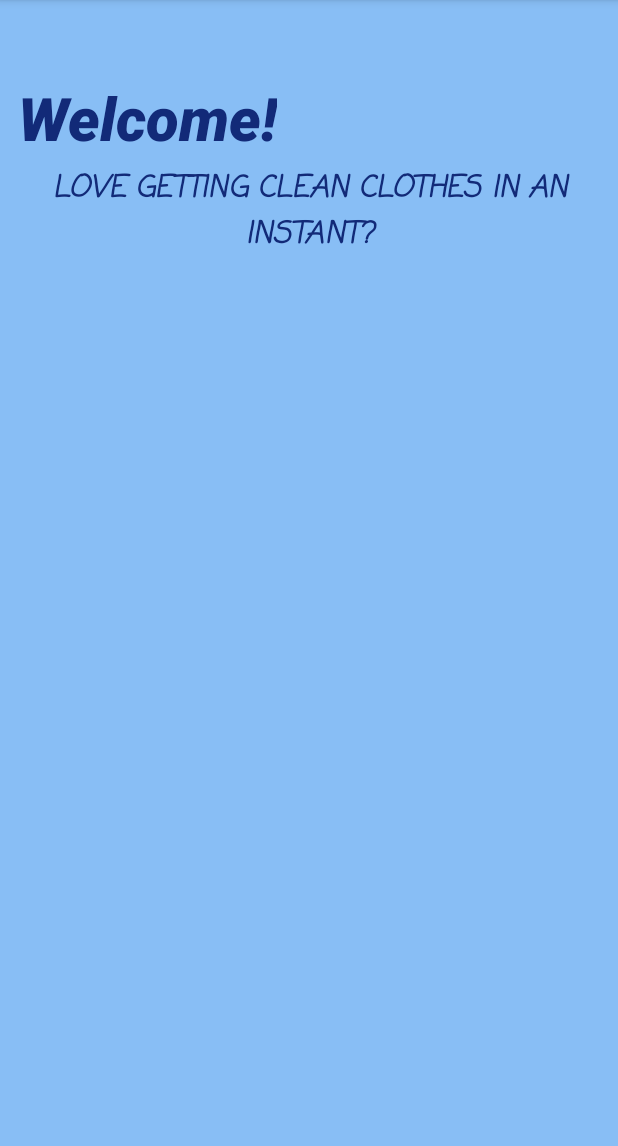
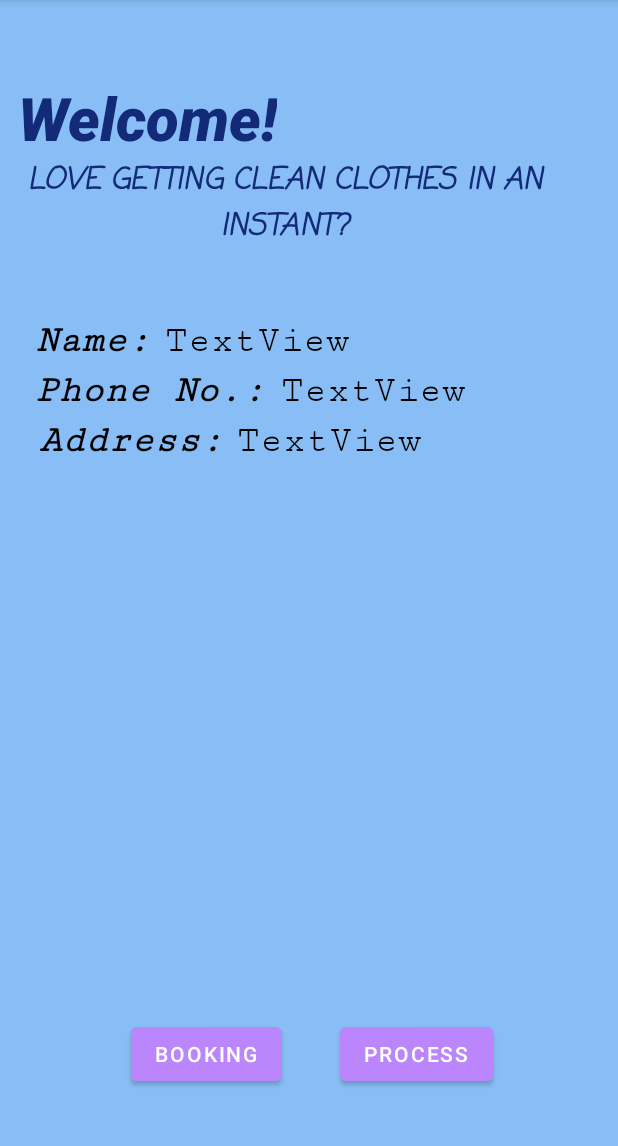
Before and after one commit to tiquiakt/LaundryApp, an Android app: the CustomHome screen opened directly, with no data from a screen before it, on a phone screen of 412 x 824 dp, the part 84-1230 px from its top. Run offline under Robolectric (Android 15) with nearby library versions, the light colour scheme and no system bars; Roboto replaces fonts that are not available here.

Commit message:
initial commit

```diff
--- a/app/src/main/java/com/example/laundryapp/UsrRegister.java
+++ b/app/src/main/java/com/example/laundryapp/UsrRegister.java
@@ -29,7 +29,7 @@ import java.util.Map;
 
 public class UsrRegister extends AppCompatActivity {
 
-    EditText regName, regContact, usrEmail, regPss, regCnfrmPss;
+    EditText regName, regContact, regAddress, usrEmail, regPss, regCnfrmPss;
     Button btnRegister;
     TextView lgnAccount;
     boolean valid = true;
@@ -49,6 +49,7 @@ public class UsrRegister extends AppCompatActivity {
 
         regName = findViewById(R.id.reg_fullname);
         regContact = findViewById(R.id.reg_phonenum);
+        regAddress = findViewById(R.id.reg_address);
         usrEmail = findViewById(R.id.reg_email);
         regPss = findViewById(R.id.reg_password);
         regCnfrmPss = findViewById(R.id.reg_cnfrm_psswrd);
@@ -60,6 +61,7 @@ public class UsrRegister extends AppCompatActivity {
             public void onClick(View view) {
                 checkField(regName);
                 checkField(regContact);
+                checkField(regAddress);
                 checkField(usrEmail);
                 checkField(regPss);
                 checkField(regCnfrmPss);
@@ -75,6 +77,7 @@ public class UsrRegister extends AppCompatActivity {
                             Map<String,Object> userInfo = new HashMap();
                             userInfo.put("Full Name", regName.getText().toString());
                             userInfo.put("Phone No.", regContact.getText().toString());
+                            userInfo.put("Address", regAddress.getText().toString());
                             userInfo.put("Email", usrEmail.getText().toString());
                             userInfo.put("Password",regPss.getText().toString());
                             userInfo.put("isCustomer", "1");
--- a/app/src/main/res/layout/activity_usr_register.xml
+++ b/app/src/main/res/layout/activity_usr_register.xml
@@ -69,6 +69,25 @@
             app:layout_constraintWidth_percent=".8"/>
 
         <EditText
+            android:id="@+id/reg_address"
+            android:layout_width="0dp"
+            android:layout_height="wrap_content"
+            android:hint="Address"
+            android:paddingLeft="20dp"
+            android:textColor="@color/black"
+            android:paddingTop="10dp"
+            android:paddingBottom="10dp"
+            android:layout_marginTop="20dp"
+            android:background="@drawable/custom_txt"
+            app:layout_constraintBottom_toBottomOf="parent"
+            app:layout_constraintEnd_toEndOf="parent"
+            app:layout_constraintHorizontal_bias="0.5"
+            app:layout_constraintStart_toStartOf="parent"
+            app:layout_constraintTop_toBottomOf="@+id/reg_phonenum"
+            app:layout_constraintVertical_bias="0"
+            app:layout_constraintWidth_percent=".8"/>
+
+        <EditText
             android:id="@+id/reg_email"
             android:layout_width="0dp"
             android:layout_height="wrap_content"
@@ -83,7 +102,7 @@
             app:layout_constraintEnd_toEndOf="parent"
             app:layout_constraintHorizontal_bias="0.5"
             app:layout_constraintStart_toStartOf="parent"
-            app:layout_constraintTop_toBottomOf="@+id/reg_phonenum"
+            app:layout_constraintTop_toBottomOf="@+id/reg_address"
             app:layout_constraintVertical_bias="0"
             app:layout_constraintWidth_percent=".8"/>
 
@@ -191,7 +210,7 @@
         android:id="@+id/txtLetter"
         android:layout_width="wrap_content"
         android:layout_height="wrap_content"
-        android:layout_marginTop="100dp"
+        android:layout_marginTop="80dp"
         android:layout_marginRight="30dp"
         android:layout_marginLeft="30dp"
         android:fontFamily="casual"
--- a/app/src/main/res/layout/admin_navheader.xml
+++ b/app/src/main/res/layout/admin_navheader.xml
@@ -2,7 +2,7 @@
 <LinearLayout xmlns:android="http://schemas.android.com/apk/res/android"
     xmlns:app="http://schemas.android.com/apk/res-auto"
     android:layout_width="match_parent"
-    android:layout_height="186dp"
+    android:layout_height="176dp"
     android:background="@drawable/splash_bg"
     android:gravity="bottom"
     android:orientation="vertical"
--- a/app/src/main/res/layout/custom_home.xml
+++ b/app/src/main/res/layout/custom_home.xml
@@ -25,22 +25,140 @@
         app:layout_constraintVertical_bias="0.072" />
 
     <TextView
-        android:id="@+id/customer"
+        android:id="@+id/introTxtView"
         android:layout_width="wrap_content"
         android:layout_height="wrap_content"
+        android:layout_marginRight="35dp"
         android:fontFamily="casual"
         android:gravity="center"
         android:text="LOVE GETTING CLEAN CLOTHES IN AN INSTANT?"
         android:textColor="@color/darkBlue"
         android:textSize="20sp"
         android:textStyle="bold|italic"
-        android:layout_marginTop="5dp"
-        android:layout_marginRight="35dp"
         app:layout_constraintBottom_toBottomOf="parent"
         app:layout_constraintEnd_toEndOf="parent"
-        app:layout_constraintHorizontal_bias="0.0"
         app:layout_constraintStart_toStartOf="parent"
         app:layout_constraintTop_toBottomOf="@+id/txtWelcome"
         app:layout_constraintVertical_bias="0.0" />
 
+    <TextView
+        android:id="@+id/nameTxtView"
+        android:layout_width="wrap_content"
+        android:layout_height="wrap_content"
+        android:fontFamily="serif-monospace"
+        android:text="Name:"
+        android:textColor="@color/black"
+        android:textSize="25sp"
+        android:textStyle="bold|italic"
+        app:layout_constraintBottom_toBottomOf="parent"
+        app:layout_constraintEnd_toEndOf="parent"
+        app:layout_constraintHorizontal_bias="0.070"
+        app:layout_constraintStart_toStartOf="parent"
+        app:layout_constraintTop_toBottomOf="@+id/introTxtView"
+        app:layout_constraintVertical_bias="0.08" />
+
+    <TextView
+        android:id="@+id/textViewName"
+        android:layout_width="wrap_content"
+        android:layout_height="wrap_content"
+        android:fontFamily="serif-monospace"
+        android:text="TextView"
+        android:textColor="@color/black"
+        android:textSize="25sp"
+        app:layout_constraintBottom_toBottomOf="parent"
+        app:layout_constraintEnd_toEndOf="parent"
+        app:layout_constraintHorizontal_bias=".050"
+        app:layout_constraintStart_toEndOf="@+id/nameTxtView"
+        app:layout_constraintTop_toBottomOf="@+id/introTxtView"
+        app:layout_constraintVertical_bias="0.08" />
+
+    <TextView
+        android:id="@+id/contactTxtView"
+        android:layout_width="wrap_content"
+        android:layout_height="wrap_content"
+        android:fontFamily="serif-monospace"
+        android:text="Phone No.:"
+        android:textColor="@color/black"
+        android:textSize="25sp"
+        android:textStyle="bold|italic"
+        app:layout_constraintBottom_toBottomOf="parent"
+        app:layout_constraintEnd_toEndOf="parent"
+        app:layout_constraintHorizontal_bias="0.091"
+        app:layout_constraintStart_toStartOf="parent"
+        app:layout_constraintTop_toBottomOf="@+id/nameTxtView"
+        app:layout_constraintVertical_bias="0.01" />
+
+
+    <TextView
+        android:id="@+id/textViewContact"
+        android:layout_width="wrap_content"
+        android:layout_height="wrap_content"
+        android:fontFamily="serif-monospace"
+        android:text="TextView"
+        android:textColor="@color/black"
+        android:textSize="25sp"
+        app:layout_constraintBottom_toBottomOf="parent"
+        app:layout_constraintEnd_toEndOf="parent"
+        app:layout_constraintHorizontal_bias="0.090"
+        app:layout_constraintStart_toEndOf="@+id/contactTxtView"
+        app:layout_constraintTop_toBottomOf="@+id/textViewName"
+        app:layout_constraintVertical_bias=".01" />
+
+    <TextView
+        android:id="@+id/addressTxtView"
+        android:layout_width="wrap_content"
+        android:layout_height="wrap_content"
+        android:fontFamily="serif-monospace"
+        android:text="Address:"
+        android:textColor="@color/black"
+        android:textSize="25sp"
+        android:textStyle="bold|italic"
+        app:layout_constraintBottom_toBottomOf="parent"
+        app:layout_constraintEnd_toEndOf="parent"
+        app:layout_constraintHorizontal_bias="0.091"
+        app:layout_constraintStart_toStartOf="parent"
+        app:layout_constraintTop_toBottomOf="@+id/contactTxtView"
+        app:layout_constraintVertical_bias="0.01" />
+
+    <TextView
+        android:id="@+id/textViewAddress"
+        android:layout_width="wrap_content"
+        android:layout_height="wrap_content"
+        android:fontFamily="serif-monospace"
+        android:text="TextView"
+        android:textColor="@color/black"
+        android:textSize="25sp"
+        app:layout_constraintHorizontal_bias="0.060"
+        app:layout_constraintVertical_bias=".01"
+        app:layout_constraintBottom_toBottomOf="parent"
+        app:layout_constraintEnd_toEndOf="parent"
+        app:layout_constraintStart_toEndOf="@+id/addressTxtView"
+        app:layout_constraintTop_toBottomOf="@+id/textViewContact" />
+
+    <Button
+        android:id="@+id/button"
+        android:layout_width="wrap_content"
+        android:layout_height="wrap_content"
+        android:layout_marginLeft="20dp"
+        android:text="Booking"
+
+        app:layout_constraintVertical_bias=".90"
+        app:layout_constraintBottom_toBottomOf="parent"
+        app:layout_constraintEnd_toEndOf="parent"
+        app:layout_constraintHorizontal_bias="0.23"
+        app:layout_constraintStart_toStartOf="parent"
+        app:layout_constraintTop_toBottomOf="@+id/addressTxtView" />
+
+    <Button
+        android:id="@+id/button2"
+        android:layout_width="wrap_content"
+        android:layout_height="wrap_content"
+        android:layout_marginRight="45dp"
+        android:text="Process"
+        app:layout_constraintVertical_bias=".90"
+        app:layout_constraintBottom_toBottomOf="parent"
+        app:layout_constraintEnd_toEndOf="parent"
+        app:layout_constraintStart_toEndOf="@+id/button"
+        app:layout_constraintTop_toBottomOf="@+id/textViewAddress" />
+
 </androidx.constraintlayout.widget.ConstraintLayout>
--- a/app/src/main/res/layout/navigation_header.xml
+++ b/app/src/main/res/layout/navigation_header.xml
@@ -2,7 +2,7 @@
 <LinearLayout xmlns:android="http://schemas.android.com/apk/res/android"
     xmlns:app="http://schemas.android.com/apk/res-auto"
     android:layout_width="match_parent"
-    android:layout_height="186dp"
+    android:layout_height="176dp"
     android:background="@drawable/splash_bg"
     android:gravity="bottom"
     android:orientation="vertical"
--- a/app/src/main/res/menu/admin_menu.xml
+++ b/app/src/main/res/menu/admin_menu.xml
@@ -19,10 +19,6 @@
             android:icon="@drawable/ic_sales"
             android:title="Sales" />
         <item
-            android:id="@+id/message"
-            android:icon="@drawable/ic_message"
-            android:title="Message" />
-        <item
             android:id="@+id/settings"
             android:icon="@drawable/ic_settings"
             android:title="Settings" />
@@ -35,9 +31,9 @@
                 android:icon="@drawable/ic_share"
                 android:title="Share" />
             <item
-                android:id="@+id/send"
-                android:icon="@drawable/ic_send"
-                android:title="Send" />
+                android:id="@+id/message"
+                android:icon="@drawable/ic_message"
+                android:title="Message" />
         </menu>
     </item>
 
@@ -46,7 +42,7 @@
         <menu>
             <item
                 android:id="@+id/logout"
-                android:icon="@drawable/ic_logout"
+                android:icon="@drawable/ic_logout_"
                 android:title="Logout" />
         </menu>
     </item>
```
